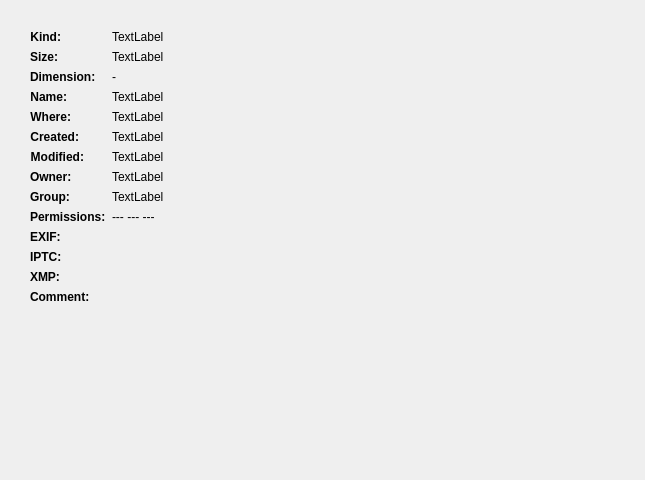
rbbrnc/krbkACD, file infowidget.ui: the form before one commit.
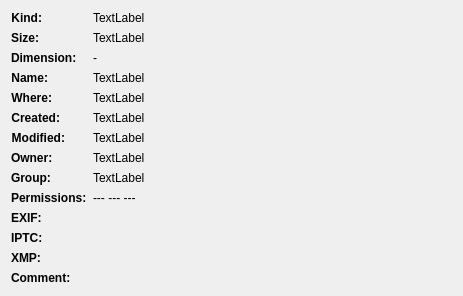
The form after the commit.

Patch:
```diff
--- a/infowidget.ui
+++ b/infowidget.ui
@@ -6,22 +6,16 @@
    <rect>
     <x>0</x>
     <y>0</y>
-    <width>645</width>
-    <height>480</height>
+    <width>463</width>
+    <height>284</height>
    </rect>
   </property>
   <property name="windowTitle">
    <string>Form</string>
   </property>
+  <layout class="QVBoxLayout" name="verticalLayout">
+   <item>
   <widget class="QWidget" name="infoWidget" native="true">
-   <property name="geometry">
-    <rect>
-     <x>30</x>
-     <y>30</y>
-     <width>263</width>
-     <height>262</height>
-    </rect>
-   </property>
    <property name="sizePolicy">
     <sizepolicy hsizetype="Preferred" vsizetype="Fixed">
      <horstretch>0</horstretch>
@@ -479,6 +473,8 @@
     </item>
    </layout>
   </widget>
+   </item>
+  </layout>
  </widget>
  <resources/>
  <connections/>
```
Lines whose indentation alone changed are shown as unchanged.
